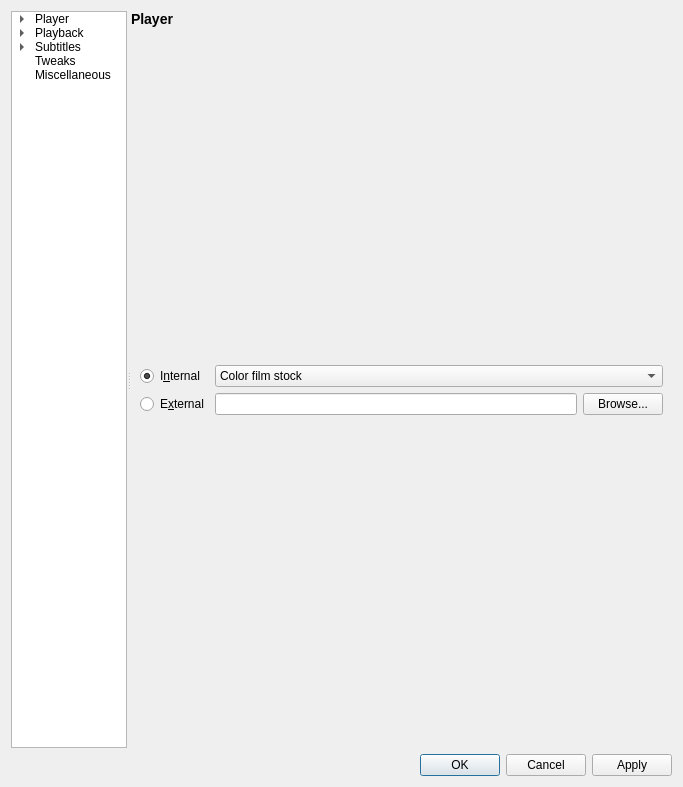
Above: settingswindow.ui from mpc-qt/mpc-qt before the change. Below: the same form after it.
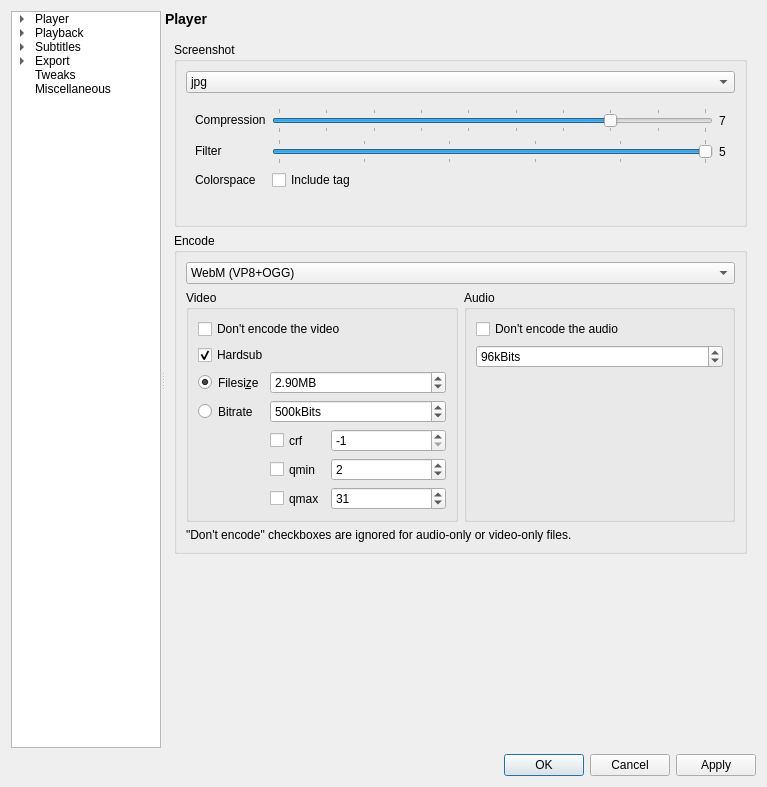
That is the form after the change. The open tabs and pages were chosen to show the change.

Commit message: settingswindow: add encoder pages

What changed in the file:
```diff
--- a/settingswindow.ui
+++ b/settingswindow.ui
@@ -6,7 +6,7 @@
    <rect>
     <x>0</x>
     <y>0</y>
-    <width>683</width>
+    <width>767</width>
     <height>787</height>
    </rect>
   </property>
@@ -100,6 +100,16 @@
         </property>
        </item>
       </item>
+      <item>
+       <property name="text">
+        <string>Export</string>
+       </property>
+       <item>
+        <property name="text">
+         <string>Encoding</string>
+        </property>
+       </item>
+      </item>
       <item>
        <property name="text">
         <string>Tweaks</string>
@@ -129,7 +139,7 @@
        <item>
         <widget class="QStackedWidget" name="pageStack">
          <property name="currentIndex">
-          <number>3</number>
+          <number>13</number>
          </property>
          <widget class="QWidget" name="playerPage">
           <layout class="QGridLayout" name="gridLayout">
@@ -5075,6 +5085,667 @@
            </item>
           </layout>
          </widget>
+         <widget class="QWidget" name="exportPage">
+          <layout class="QVBoxLayout" name="verticalLayout_36">
+           <item>
+            <widget class="QGroupBox" name="groupBox_20">
+             <property name="title">
+              <string>Directories</string>
+             </property>
+             <layout class="QGridLayout" name="gridLayout_5">
+              <item row="0" column="0">
+               <widget class="QLabel" name="label_33">
+                <property name="text">
+                 <string>Screenshot</string>
+                </property>
+               </widget>
+              </item>
+              <item row="0" column="1">
+               <layout class="QHBoxLayout" name="horizontalLayout_16">
+                <item>
+                 <widget class="QCheckBox" name="screenshotDirectorySet">
+                  <property name="text">
+                   <string/>
+                  </property>
+                 </widget>
+                </item>
+                <item>
+                 <widget class="QLineEdit" name="screenshotDirectoryValue">
+                  <property name="placeholderText">
+                   <string>~/Pictures/mpc_shots</string>
+                  </property>
+                 </widget>
+                </item>
+                <item>
+                 <widget class="QPushButton" name="screenshotDirectoryBrowse">
+                  <property name="text">
+                   <string>...</string>
+                  </property>
+                 </widget>
+                </item>
+               </layout>
+              </item>
+              <item row="1" column="0">
+               <widget class="QLabel" name="label_34">
+                <property name="text">
+                 <string>Encode</string>
+                </property>
+               </widget>
+              </item>
+              <item row="1" column="1">
+               <layout class="QHBoxLayout" name="horizontalLayout_15">
+                <item>
+                 <widget class="QCheckBox" name="encodeDirectorySet">
+                  <property name="text">
+                   <string/>
+                  </property>
+                 </widget>
+                </item>
+                <item>
+                 <widget class="QLineEdit" name="encodeDirectoryValue">
+                  <property name="placeholderText">
+                   <string>~/Videos/mpc_encodes</string>
+                  </property>
+                 </widget>
+                </item>
+                <item>
+                 <widget class="QPushButton" name="encodeDirectoryBrowse">
+                  <property name="text">
+                   <string>...</string>
+                  </property>
+                 </widget>
+                </item>
+               </layout>
+              </item>
+              <item row="2" column="0" colspan="2">
+               <widget class="QLabel" name="label_35">
+                <property name="text">
+                 <string>Unchecked directories will place output files in the source directory. Streams do not have a source directory and will bring up a dialog when a field is left blank; &lt;b&gt;Alt+I&lt;/b&gt; will always ask where to place files. &lt;b&gt;~&lt;/b&gt; expands to your home folder. Directories will be created if necessary; this may not work across all filesystems.</string>
+                </property>
+                <property name="wordWrap">
+                 <bool>true</bool>
+                </property>
+               </widget>
+              </item>
+             </layout>
+            </widget>
+           </item>
+           <item>
+            <widget class="QGroupBox" name="groupBox_22">
+             <property name="title">
+              <string>Filename template</string>
+             </property>
+             <layout class="QGridLayout" name="gridLayout_9">
+              <item row="0" column="0">
+               <widget class="QLabel" name="label_36">
+                <property name="text">
+                 <string>Screenshot</string>
+                </property>
+               </widget>
+              </item>
+              <item row="0" column="1">
+               <widget class="QLineEdit" name="screenshotTemplate">
+                <property name="placeholderText">
+                 <string>%f_snapshot_%P_[%tY.%tm.%td_%tH.%tM.%tS]%s{_subs}</string>
+                </property>
+               </widget>
+              </item>
+              <item row="1" column="0">
+               <widget class="QLabel" name="label_37">
+                <property name="text">
+                 <string>Encode</string>
+                </property>
+               </widget>
+              </item>
+              <item row="1" column="1">
+               <widget class="QLineEdit" name="encodeTemplate">
+                <property name="placeholderText">
+                 <string>%f_encode_%iP-%jP_[%tY.%tm.%td_%tH.%tM.%tS]%s{_subs}%a{_novideo}{_noaudio}</string>
+                </property>
+               </widget>
+              </item>
+              <item row="2" column="0" colspan="2">
+               <widget class="QTextBrowser" name="textBrowser">
+                <property name="html">
+                 <string>&lt;!DOCTYPE HTML PUBLIC &quot;-//W3C//DTD HTML 4.0//EN&quot; &quot;http://www.w3.org/TR/REC-html40/strict.dtd&quot;&gt;
+&lt;html&gt;&lt;head&gt;&lt;meta name=&quot;qrichtext&quot; content=&quot;1&quot; /&gt;&lt;style type=&quot;text/css&quot;&gt;
+p, li { white-space: pre-wrap; }
+&lt;/style&gt;&lt;/head&gt;&lt;body style=&quot; font-family:'Oxygen-Sans'; font-size:10pt; font-weight:400; font-style:normal;&quot;&gt;
+&lt;p style=&quot; margin-top:12px; margin-bottom:12px; margin-left:0px; margin-right:0px; -qt-block-indent:0; text-indent:0px;&quot;&gt;&lt;span style=&quot; font-size:14pt; font-weight:600;&quot;&gt;Format specifiers&lt;/span&gt;&lt;/p&gt;
+&lt;p style=&quot; margin-top:12px; margin-bottom:12px; margin-left:0px; margin-right:0px; -qt-block-indent:0; text-indent:0px;&quot;&gt;If no format specifier is set, mpc will attempt to use a sensible default.&lt;/p&gt;
+&lt;p style=&quot; margin-top:12px; margin-bottom:12px; margin-left:0px; margin-right:0px; -qt-block-indent:0; text-indent:0px;&quot;&gt;&lt;span style=&quot; font-weight:600;&quot;&gt;%[#][0X]n (screenshots only)&lt;/span&gt;&lt;br /&gt;A sequence number, padded with zeros to length X (default: 04). E.g. passing the format &lt;span style=&quot; font-weight:600;&quot;&gt;%04n&lt;/span&gt; will yield 0012 on the 12th screenshot. The number is incremented every time a screenshot is taken or if the file already exists. The length X must be in the range 0-9. With the optional # sign, mpc will use the lowest available number. For example, if you take three screenshots--0001, 0002, 0003--and delete the first two, the next two screenshots will not be 0004 and 0005, but 0001 and 0002 again.&lt;/p&gt;
+&lt;p style=&quot; margin-top:12px; margin-bottom:12px; margin-left:0px; margin-right:0px; -qt-block-indent:0; text-indent:0px;&quot;&gt;&lt;span style=&quot; font-weight:600;&quot;&gt;%f&lt;/span&gt;&lt;br /&gt;Filename of the currently played video.&lt;/p&gt;
+&lt;p style=&quot; margin-top:12px; margin-bottom:12px; margin-left:0px; margin-right:0px; -qt-block-indent:0; text-indent:0px;&quot;&gt;&lt;span style=&quot; font-weight:600;&quot;&gt;%F&lt;/span&gt;&lt;br /&gt;Same as &lt;span style=&quot; font-weight:600;&quot;&gt;%f&lt;/span&gt;, but strip the file extension, including the dot.&lt;/p&gt;
+&lt;p style=&quot; margin-top:12px; margin-bottom:12px; margin-left:0px; margin-right:0px; -qt-block-indent:0; text-indent:0px;&quot;&gt;&lt;span style=&quot; font-weight:600;&quot;&gt;%s{with}{without}&lt;/span&gt;&lt;br /&gt;Indicator whether subs were embedded. Text within the brackets is substituted according to subtitle embedding. For example, pass &lt;span style=&quot; font-weight:600;&quot;&gt;%s{subs}{}&lt;/span&gt; to insert the text &amp;quot;subs&amp;quot; when subtitles are rendered, and nothing when subtitles are not rendered. Passing only one pair of &lt;span style=&quot; font-weight:600;&quot;&gt;{}&lt;/span&gt; like &lt;span style=&quot; font-weight:600;&quot;&gt;%s{subs}&lt;/span&gt; is the same as passing &lt;span style=&quot; font-weight:600;&quot;&gt;%s{subs}{}&lt;/span&gt;. Ignored if the source has no subtitles.&lt;/p&gt;
+&lt;p style=&quot; margin-top:12px; margin-bottom:12px; margin-left:0px; margin-right:0px; -qt-block-indent:0; text-indent:0px;&quot;&gt;&lt;span style=&quot; font-weight:600;&quot;&gt;%d{novideo}{noaudio} (encodes only)&lt;/span&gt;&lt;br /&gt;Indicator whether a track was disabled. Text within the brackets is expanded the same way as with &lt;span style=&quot; font-weight:600;&quot;&gt;%s&lt;/span&gt;. Ignored if the source lacks either a video or audio track.&lt;/p&gt;
+&lt;p style=&quot; margin-top:12px; margin-bottom:12px; margin-left:0px; margin-right:0px; -qt-block-indent:0; text-indent:0px;&quot;&gt;&lt;span style=&quot; font-weight:600;&quot;&gt;%tX&lt;/span&gt;&lt;br /&gt;Specify the current local date/time using the format described by the UNIX strftime() function. See `man strftime` for details. Passing &lt;span style=&quot; font-weight:600;&quot;&gt;%tX&lt;/span&gt; inserts the result of passing &lt;span style=&quot; font-weight:600;&quot;&gt;%X&lt;/span&gt; to strftime. For example, &lt;span style=&quot; font-weight:600;&quot;&gt;%tm&lt;/span&gt; will insert the number of the current month as number. You have to use multiple &lt;span style=&quot; font-weight:600;&quot;&gt;%tX&lt;/span&gt; specifiers to build a full date/time string.&lt;/p&gt;
+&lt;p style=&quot; margin-top:12px; margin-bottom:12px; margin-left:0px; margin-right:0px; -qt-block-indent:0; text-indent:0px;&quot;&gt;&lt;span style=&quot; font-weight:600;&quot;&gt;%aX (encodes only)&lt;/span&gt;&lt;br /&gt;Specify the starting time of the capture window using the format string X.&lt;/p&gt;
+&lt;p style=&quot; margin-top:12px; margin-bottom:12px; margin-left:0px; margin-right:0px; -qt-block-indent:0; text-indent:0px;&quot;&gt;&lt;span style=&quot; font-weight:600;&quot;&gt;%bX (encodes only)&lt;/span&gt;&lt;br /&gt;Specify the ending time of the capture window using the format string X.&lt;/p&gt;
+&lt;p style=&quot; margin-top:12px; margin-bottom:12px; margin-left:0px; margin-right:0px; -qt-block-indent:0; text-indent:0px;&quot;&gt;&lt;span style=&quot; font-weight:600;&quot;&gt;%wX (screenshots only)&lt;/span&gt;&lt;br /&gt;Specify the current playback time using the format string X.&lt;/p&gt;
+&lt;p style=&quot; margin-top:12px; margin-bottom:12px; margin-left:0px; margin-right:0px; -qt-block-indent:0; text-indent:0px;&quot;&gt;&lt;span style=&quot; font-weight:600;&quot;&gt;%%&lt;/span&gt;&lt;br /&gt;Replaced with the &lt;span style=&quot; font-weight:600;&quot;&gt;%&lt;/span&gt; character itself.&lt;/p&gt;
+&lt;p style=&quot; margin-top:12px; margin-bottom:12px; margin-left:0px; margin-right:0px; -qt-block-indent:0; text-indent:0px;&quot;&gt;&lt;br /&gt;&lt;span style=&quot; font-size:14pt; font-weight:600;&quot;&gt;Format string X&lt;/span&gt;&lt;/p&gt;
+&lt;p style=&quot; margin-top:12px; margin-bottom:12px; margin-left:0px; margin-right:0px; -qt-block-indent:0; text-indent:0px;&quot;&gt;Replace &lt;span style=&quot; font-weight:600;&quot;&gt;w&lt;/span&gt; with &lt;span style=&quot; font-weight:600;&quot;&gt;a&lt;/span&gt; or &lt;span style=&quot; font-weight:600;&quot;&gt;b&lt;/span&gt; for encodes.&lt;/p&gt;
+&lt;p style=&quot; margin-top:12px; margin-bottom:12px; margin-left:0px; margin-right:0px; -qt-block-indent:0; text-indent:0px;&quot;&gt;&lt;span style=&quot; font-weight:600;&quot;&gt;%wp&lt;/span&gt;&lt;br /&gt;Equivalent to &lt;span style=&quot; font-weight:600;&quot;&gt;%wH:%wM:%wS&lt;/span&gt;&lt;/p&gt;
+&lt;p style=&quot; margin-top:12px; margin-bottom:12px; margin-left:0px; margin-right:0px; -qt-block-indent:0; text-indent:0px;&quot;&gt;&lt;span style=&quot; font-weight:600;&quot;&gt;%wP&lt;/span&gt;&lt;br /&gt;Equivalent to &lt;span style=&quot; font-weight:600;&quot;&gt;%wH:%wM:%wS.%wT&lt;/span&gt;&lt;/p&gt;
+&lt;p style=&quot; margin-top:12px; margin-bottom:12px; margin-left:0px; margin-right:0px; -qt-block-indent:0; text-indent:0px;&quot;&gt;&lt;span style=&quot; font-weight:600;&quot;&gt;%wH&lt;/span&gt;&lt;br /&gt;hour (padded with 0 to two digits)&lt;/p&gt;
+&lt;p style=&quot; margin-top:12px; margin-bottom:12px; margin-left:0px; margin-right:0px; -qt-block-indent:0; text-indent:0px;&quot;&gt;&lt;span style=&quot; font-weight:600;&quot;&gt;%wh&lt;/span&gt;&lt;br /&gt;hour (not padded)&lt;/p&gt;
+&lt;p style=&quot; margin-top:12px; margin-bottom:12px; margin-left:0px; margin-right:0px; -qt-block-indent:0; text-indent:0px;&quot;&gt;&lt;span style=&quot; font-weight:600;&quot;&gt;%wM&lt;/span&gt;&lt;br /&gt;minutes (00-59)&lt;/p&gt;
+&lt;p style=&quot; margin-top:12px; margin-bottom:12px; margin-left:0px; margin-right:0px; -qt-block-indent:0; text-indent:0px;&quot;&gt;&lt;span style=&quot; font-weight:600;&quot;&gt;%wm&lt;/span&gt;&lt;br /&gt;total minutes (includes hours, unlike %wM)&lt;/p&gt;
+&lt;p style=&quot; margin-top:12px; margin-bottom:12px; margin-left:0px; margin-right:0px; -qt-block-indent:0; text-indent:0px;&quot;&gt;&lt;span style=&quot; font-weight:600;&quot;&gt;%wS&lt;/span&gt;&lt;br /&gt;seconds (00-59)&lt;/p&gt;
+&lt;p style=&quot; margin-top:12px; margin-bottom:12px; margin-left:0px; margin-right:0px; -qt-block-indent:0; text-indent:0px;&quot;&gt;&lt;span style=&quot; font-weight:600;&quot;&gt;%ws&lt;/span&gt;&lt;br /&gt;total seconds (includes hours and minutes)&lt;/p&gt;
+&lt;p style=&quot; margin-top:12px; margin-bottom:12px; margin-left:0px; margin-right:0px; -qt-block-indent:0; text-indent:0px;&quot;&gt;&lt;span style=&quot; font-weight:600;&quot;&gt;%wf&lt;/span&gt;&lt;br /&gt;like &lt;span style=&quot; font-weight:600;&quot;&gt;%ws&lt;/span&gt;, but as float&lt;/p&gt;
+&lt;p style=&quot; margin-top:12px; margin-bottom:12px; margin-left:0px; margin-right:0px; -qt-block-indent:0; text-indent:0px;&quot;&gt;&lt;span style=&quot; font-weight:600;&quot;&gt;%wT&lt;/span&gt;&lt;br /&gt;milliseconds (000-999)&lt;/p&gt;&lt;/body&gt;&lt;/html&gt;</string>
+                </property>
+               </widget>
+              </item>
+             </layout>
+            </widget>
+           </item>
+          </layout>
+         </widget>
+         <widget class="QWidget" name="encodingPage">
+          <layout class="QVBoxLayout" name="verticalLayout_37">
+           <item>
+            <widget class="QGroupBox" name="groupBox_25">
+             <property name="title">
+              <string>Screenshot</string>
+             </property>
+             <layout class="QVBoxLayout" name="verticalLayout_38">
+              <item>
+               <widget class="QComboBox" name="screenshotFormat">
+                <item>
+                 <property name="text">
+                  <string>jpg</string>
+                 </property>
+                </item>
+                <item>
+                 <property name="text">
+                  <string>png</string>
+                 </property>
+                </item>
+               </widget>
+              </item>
+              <item>
+               <widget class="QStackedWidget" name="screenshotFormatStack">
+                <property name="currentIndex">
+                 <number>0</number>
+                </property>
+                <widget class="QWidget" name="widget">
+                 <layout class="QFormLayout" name="formLayout_20">
+                  <item row="0" column="0">
+                   <widget class="QLabel" name="label_39">
+                    <property name="text">
+                     <string>Quality</string>
+                    </property>
+                   </widget>
+                  </item>
+                  <item row="0" column="1">
+                   <layout class="QHBoxLayout" name="horizontalLayout_14">
+                    <item>
+                     <widget class="QSlider" name="jpgQuality">
+                      <property name="maximum">
+                       <number>100</number>
+                      </property>
+                      <property name="value">
+                       <number>90</number>
+                      </property>
+                      <property name="orientation">
+                       <enum>Qt::Horizontal</enum>
+                      </property>
+                      <property name="tickPosition">
+                       <enum>QSlider::TicksBothSides</enum>
+                      </property>
+                      <property name="tickInterval">
+                       <number>5</number>
+                      </property>
+                     </widget>
+                    </item>
+                    <item>
+                     <widget class="QLabel" name="jpgQualityValue">
+                      <property name="text">
+                       <string>090</string>
+                      </property>
+                     </widget>
+                    </item>
+                   </layout>
+                  </item>
+                  <item row="1" column="0">
+                   <widget class="QLabel" name="label_40">
+                    <property name="text">
+                     <string>Smooth</string>
+                    </property>
+                   </widget>
+                  </item>
+                  <item row="1" column="1">
+                   <layout class="QHBoxLayout" name="horizontalLayout_17">
+                    <item>
+                     <widget class="QSlider" name="jpgSmooth">
+                      <property name="maximum">
+                       <number>100</number>
+                      </property>
+                      <property name="orientation">
+                       <enum>Qt::Horizontal</enum>
+                      </property>
+                      <property name="tickPosition">
+                       <enum>QSlider::TicksBothSides</enum>
+                      </property>
+                      <property name="tickInterval">
+                       <number>5</number>
+                      </property>
+                     </widget>
+                    </item>
+                    <item>
+                     <widget class="QLabel" name="spgSmoothValue">
+                      <property name="text">
+                       <string>000</string>
+                      </property>
+                     </widget>
+                    </item>
+                   </layout>
+                  </item>
+                  <item row="2" column="0">
+                   <widget class="QLabel" name="label_41">
+                    <property name="text">
+                     <string>Source Chroma</string>
+                    </property>
+                   </widget>
+                  </item>
+                  <item row="2" column="1">
+                   <widget class="QCheckBox" name="jpgSourceChroma">
+                    <property name="text">
+                     <string>Yes</string>
+                    </property>
+                   </widget>
+                  </item>
+                 </layout>
+                </widget>
+                <widget class="QWidget" name="page_2">
+                 <layout class="QFormLayout" name="formLayout_21">
+                  <item row="0" column="0">
+                   <widget class="QLabel" name="label_44">
+                    <property name="text">
+                     <string>Compression</string>
+                    </property>
+                   </widget>
+                  </item>
+                  <item row="0" column="1">
+                   <layout class="QHBoxLayout" name="horizontalLayout_18">
+                    <item>
+                     <widget class="QSlider" name="pngCompression">
+                      <property name="maximum">
+                       <number>9</number>
+                      </property>
+                      <property name="value">
+                       <number>7</number>
+                      </property>
+                      <property name="orientation">
+                       <enum>Qt::Horizontal</enum>
+                      </property>
+                      <property name="tickPosition">
+                       <enum>QSlider::TicksBothSides</enum>
+                      </property>
+                      <property name="tickInterval">
+                       <number>1</number>
+                      </property>
+                     </widget>
+                    </item>
+                    <item>
+                     <widget class="QLabel" name="pngCompressionValue">
+                      <property name="text">
+                       <string>7</string>
+                      </property>
+                     </widget>
+                    </item>
+                   </layout>
+                  </item>
+                  <item row="1" column="0">
+                   <widget class="QLabel" name="label_45">
+                    <property name="text">
+                     <string>Filter</string>
+                    </property>
+                   </widget>
+                  </item>
+                  <item row="1" column="1">
+                   <layout class="QHBoxLayout" name="horizontalLayout_19">
+                    <item>
+                     <widget class="QSlider" name="pngFilter">
+                      <property name="maximum">
+                       <number>5</number>
+                      </property>
+                      <property name="value">
+                       <number>5</number>
+                      </property>
+                      <property name="orientation">
+                       <enum>Qt::Horizontal</enum>
+                      </property>
+                      <property name="tickPosition">
+                       <enum>QSlider::TicksBothSides</enum>
+                      </property>
+                      <property name="tickInterval">
+                       <number>1</number>
+                      </property>
+                     </widget>
+                    </item>
+                    <item>
+                     <widget class="QLabel" name="pngFilterValue">
+                      <property name="text">
+                       <string>5</string>
+                      </property>
+                     </widget>
+                    </item>
+                   </layout>
+                  </item>
+                  <item row="2" column="0">
+                   <widget class="QLabel" name="label_46">
+                    <property name="text">
+                     <string>Colorspace</string>
+                    </property>
+                   </widget>
+                  </item>
+                  <item row="2" column="1">
+                   <widget class="QCheckBox" name="pngColorspace">
+                    <property name="text">
+                     <string>Include tag</string>
+                    </property>
+                   </widget>
+                  </item>
+                 </layout>
+                </widget>
+               </widget>
+              </item>
+             </layout>
+            </widget>
+           </item>
+           <item>
+            <widget class="QGroupBox" name="groupBox_26">
+             <property name="title">
+              <string>Encode</string>
+             </property>
+             <layout class="QGridLayout" name="gridLayout_10" columnstretch="1,1">
+              <item row="1" column="0">
+               <widget class="QGroupBox" name="groupBox_27">
+                <property name="title">
+                 <string>Video</string>
+                </property>
+                <layout class="QVBoxLayout" name="verticalLayout_40">
+                 <item>
+                  <widget class="QCheckBox" name="encodeVideoForget">
+                   <property name="text">
+                    <string>Don't encode the video</string>
+                   </property>
+                  </widget>
+                 </item>
+                 <item>
+                  <widget class="QCheckBox" name="encodeVideoHardsub">
+                   <property name="text">
+                    <string>Hardsub</string>
+                   </property>
+                   <property name="checked">
+                    <bool>true</bool>
+                   </property>
+                  </widget>
+                 </item>
+                 <item>
+                  <layout class="QFormLayout" name="formLayout_24">
+                   <property name="labelAlignment">
+                    <set>Qt::AlignLeading|Qt::AlignLeft|Qt::AlignVCenter</set>
+                   </property>
+                   <item row="0" column="0">
+                    <widget class="QRadioButton" name="encodeVideoMethodFilesize">
+                     <property name="sizePolicy">
+                      <sizepolicy hsizetype="Minimum" vsizetype="MinimumExpanding">
+                       <horstretch>0</horstretch>
+                       <verstretch>0</verstretch>
+                      </sizepolicy>
+                     </property>
+                     <property name="text">
+                      <string>Filesi&amp;ze</string>
+                     </property>
+                     <property name="checked">
+                      <bool>true</bool>
+                     </property>
+                    </widget>
+                   </item>
+                   <item row="0" column="1">
+                    <widget class="QDoubleSpinBox" name="encodeVideoFilesize">
+                     <property name="sizePolicy">
+                      <sizepolicy hsizetype="MinimumExpanding" vsizetype="Fixed">
+                       <horstretch>0</horstretch>
+                       <verstretch>0</verstretch>
+                      </sizepolicy>
+                     </property>
+                     <property name="suffix">
+                      <string>MB</string>
+                     </property>
+                     <property name="value">
+                      <double>2.900000000000000</double>
+                     </property>
+                    </widget>
+                   </item>
+                   <item row="1" column="0">
+                    <widget class="QRadioButton" name="encodeVideoMethodBitrate">
+                     <property name="sizePolicy">
+                      <sizepolicy hsizetype="Minimum" vsizetype="MinimumExpanding">
+                       <horstretch>0</horstretch>
+                       <verstretch>0</verstretch>
+                      </sizepolicy>
+                     </property>
+                     <property name="text">
+                      <string>Bitrate</string>
+                     </property>
+                    </widget>
+                   </item>
+                   <item row="1" column="1">
+                    <widget class="QSpinBox" name="encodeVideoBitrate">
+                     <property name="sizePolicy">
+                      <sizepolicy hsizetype="MinimumExpanding" vsizetype="Fixed">
+                       <horstretch>0</horstretch>
+                       <verstretch>0</verstretch>
+                      </sizepolicy>
+                     </property>
+                     <property name="suffix">
+                      <string>kBits</string>
+                     </property>
+                     <property name="maximum">
+                      <number>8192</number>
+                     </property>
+                     <property name="value">
+                      <number>500</number>
+                     </property>
+                    </widget>
+                   </item>
+                   <item row="2" column="1">
+                    <layout class="QFormLayout" name="formLayout_26">
+                     <property name="labelAlignment">
+                      <set>Qt::AlignLeading|Qt::AlignLeft|Qt::AlignVCenter</set>
+                     </property>
+                     <item row="0" column="0">
+                      <widget class="QCheckBox" name="encodeVideoCrf">
+                       <property name="sizePolicy">
+                        <sizepolicy hsizetype="Minimum" vsizetype="MinimumExpanding">
+                         <horstretch>0</horstretch>
+                         <verstretch>0</verstretch>
+                        </sizepolicy>
+                       </property>
+                       <property name="text">
+                        <string>crf</string>
+                       </property>
+                      </widget>
+                     </item>
+                     <item row="0" column="1">
+                      <widget class="QSpinBox" name="encodeVideoCrfValue">
+                       <property name="sizePolicy">
+                        <sizepolicy hsizetype="MinimumExpanding" vsizetype="Preferred">
+                         <horstretch>0</horstretch>
+                         <verstretch>0</verstretch>
+                        </sizepolicy>
+                       </property>
+                       <property name="minimum">
+                        <number>-1</number>
+                       </property>
+                       <property name="maximum">
+                        <number>63</number>
+                       </property>
+                       <property name="value">
+                        <number>-1</number>
+                       </property>
+                      </widget>
+                     </item>
+                     <item row="1" column="0">
+                      <widget class="QCheckBox" name="encodeVideoQMin">
+                       <property name="sizePolicy">
+                        <sizepolicy hsizetype="Minimum" vsizetype="MinimumExpanding">
+                         <horstretch>0</horstretch>
+                         <verstretch>0</verstretch>
+                        </sizepolicy>
+                       </property>
+                       <property name="text">
+                        <string>qmin</string>
+                       </property>
+                      </widget>
+                     </item>
+                     <item row="1" column="1">
+                      <widget class="QSpinBox" name="encodeVideoQMinValue">
+                       <property name="sizePolicy">
+                        <sizepolicy hsizetype="MinimumExpanding" vsizetype="Preferred">
+                         <horstretch>0</horstretch>
+                         <verstretch>0</verstretch>
+                        </sizepolicy>
+                       </property>
+                       <property name="minimum">
+                        <number>-1</number>
+                       </property>
+                       <property name="maximum">
+                        <number>69</number>
+                       </property>
+                       <property name="value">
+                        <number>2</number>
+                       </property>
+                      </widget>
+                     </item>
+                     <item row="2" column="0">
+                      <widget class="QCheckBox" name="encodeVideoQMax">
+                       <property name="sizePolicy">
+                        <sizepolicy hsizetype="Minimum" vsizetype="MinimumExpanding">
+                         <horstretch>0</horstretch>
+                         <verstretch>0</verstretch>
+                        </sizepolicy>
+                       </property>
+                       <property name="text">
+                        <string>qmax</string>
+                       </property>
+                      </widget>
+                     </item>
+                     <item row="2" column="1">
+                      <widget class="QSpinBox" name="encodeVideoQMaxValue">
+                       <property name="sizePolicy">
+                        <sizepolicy hsizetype="MinimumExpanding" vsizetype="Preferred">
+                         <horstretch>0</horstretch>
+                         <verstretch>0</verstretch>
+                        </sizepolicy>
+                       </property>
+                       <property name="minimum">
+                        <number>-1</number>
+                       </property>
+                       <property name="maximum">
+                        <number>1024</number>
+                       </property>
+                       <property name="value">
+                        <number>31</number>
+                       </property>
+                      </widget>
+                     </item>
+                    </layout>
+                   </item>
+                  </layout>
+                 </item>
+                </layout>
+               </widget>
+              </item>
+              <item row="0" column="0" colspan="2">
+               <widget class="QComboBox" name="encodeFormat">
+                <item>
+                 <property name="text">
+                  <string>WebM (VP8+OGG)</string>
+                 </property>
+                </item>
+                <item>
+                 <property name="text">
+                  <string>MP4 (x264+MP3)</string>
+                 </property>
+                </item>
+               </widget>
+              </item>
+              <item row="1" column="1">
+               <widget class="QGroupBox" name="groupBox_28">
+                <property name="title">
+                 <string>Audio</string>
+                </property>
+                <layout class="QVBoxLayout" name="verticalLayout_39">
+                 <item>
+                  <widget class="QCheckBox" name="encodeAudioForget">
+                   <property name="text">
+                    <string>Don't encode the audio</string>
+                   </property>
+                  </widget>
+                 </item>
+                 <item>
+                  <widget class="QSpinBox" name="encodeAudioBitrate">
+                   <property name="suffix">
+                    <string>kBits</string>
+                   </property>
+                   <property name="maximum">
+                    <number>360</number>
+                   </property>
+                   <property name="singleStep">
+                    <number>16</number>
+                   </property>
+                   <property name="value">
+                    <number>96</number>
+                   </property>
+                  </widget>
+                 </item>
+                 <item>
+                  <spacer name="verticalSpacer_11">
+                   <property name="orientation">
+                    <enum>Qt::Vertical</enum>
+                   </property>
+                   <property name="sizeHint" stdset="0">
+                    <size>
+                     <width>20</width>
+                     <height>40</height>
+                    </size>
+                   </property>
+                  </spacer>
+                 </item>
+                </layout>
+               </widget>
+              </item>
+              <item row="2" column="0" colspan="2">
+               <widget class="QLabel" name="label_38">
+                <property name="text">
+                 <string>&quot;Don't encode&quot; checkboxes are ignored for audio-only or video-only files.</string>
+                </property>
+               </widget>
+              </item>
+             </layout>
+            </widget>
+           </item>
+           <item>
+            <spacer name="verticalSpacer_12">
+             <property name="orientation">
+              <enum>Qt::Vertical</enum>
+             </property>
+             <property name="sizeHint" stdset="0">
+              <size>
+               <width>20</width>
+               <height>40</height>
+              </size>
+             </property>
+            </spacer>
+           </item>
+          </layout>
+         </widget>
          <widget class="QWidget" name="tweaksPage">
           <layout class="QVBoxLayout" name="verticalLayout_63">
            <item>
```
Left out of the diff: 2 changed lines with no effect on the pictures. The commit also changes 2 other files.
